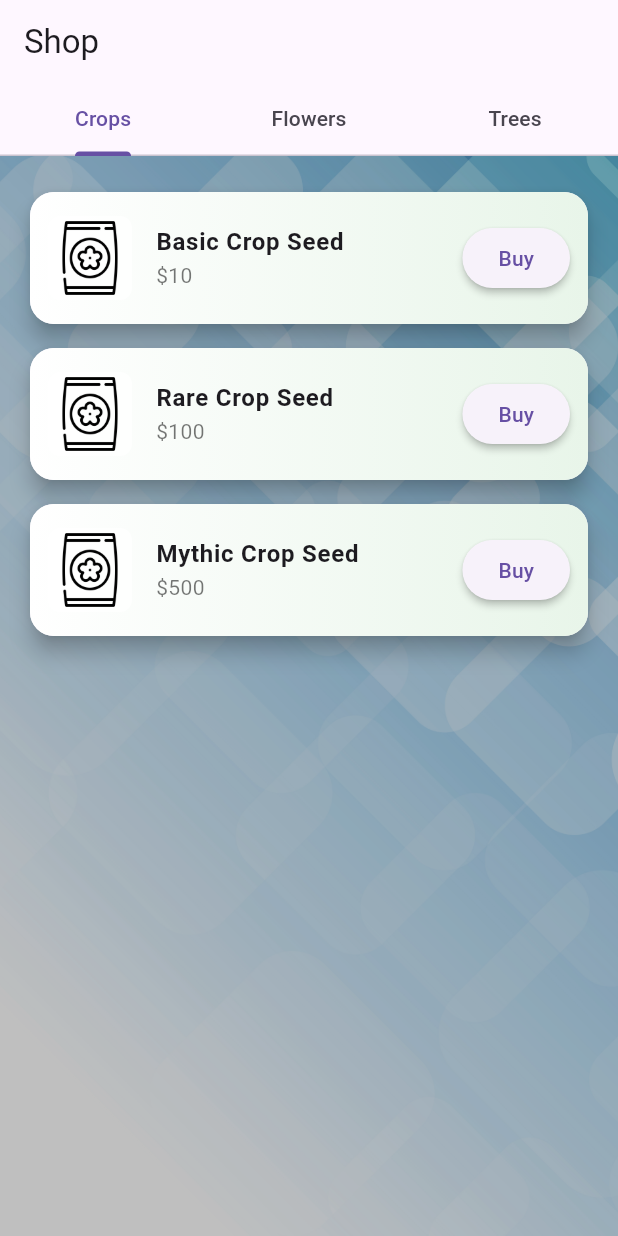
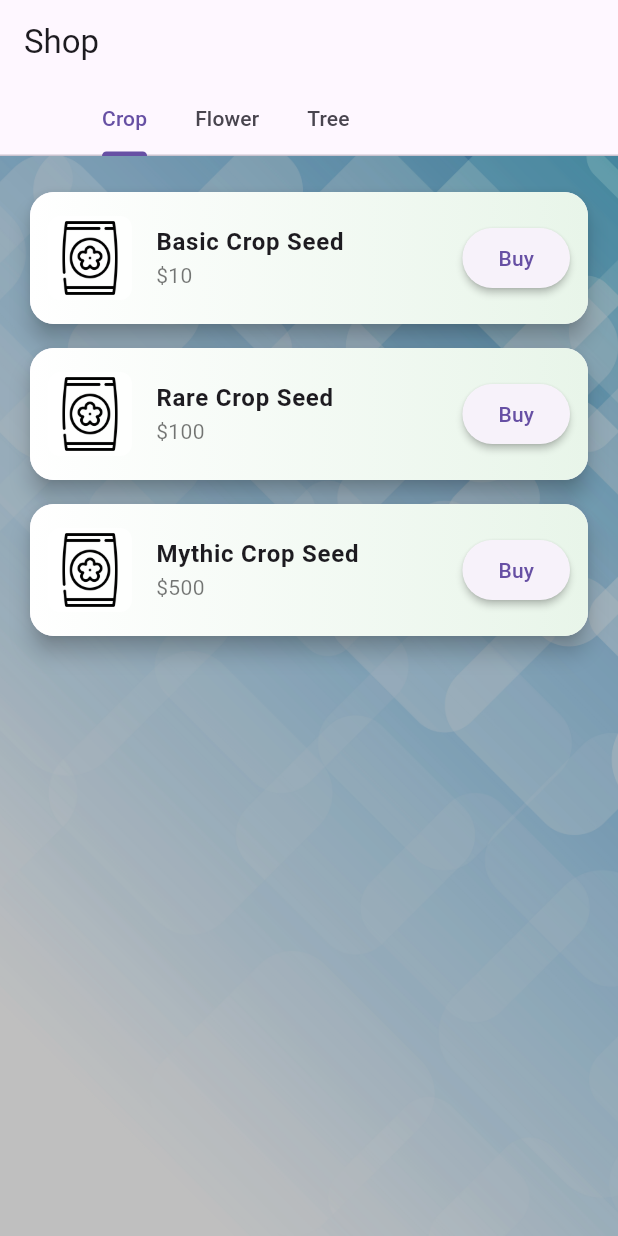
Before and after one commit to phoenixrgarcia/plant_game, a Flutter app: the ShopScreen screen opened directly, on a phone screen of 412 x 824 dp. Run offline on Flutter 3.47's test engine with Material 3 defaults, Android fonts, the light colour scheme and no system bars; our stand-ins replace flutter_riverpod, hive, hive_flutter; missing offline and left inert: dart:ffi, flame, pair; accounts and stored records are empty.

Commit message:
making shop and shop state dynamic

```diff
--- a/lib/components/plants/data/plant_data.dart
+++ b/lib/components/plants/data/plant_data.dart
@@ -38,6 +38,20 @@ class PlantData {
       onHarvest: () => print('Carrot harvested!'),
       onTick: (pot, gsm) => print('Carrot ticked!'),
       persistentEffect: (pot, gsm) => print('Carrot grew!'),
+    ),
+    'Tupil': Plant(
+      name: 'Tulip',
+      type: 'Flower',
+      growthTime: 10,
+      sellPrice: 20,
+      incomeRate: 1,
+      tickRate: 1,
+      rarity: 30,
+      imagePath: 'assets/images/tulip.jpg',
+      spritePath: 'tulip.jpg',
+      onHarvest: () => print('Tulip harvested!'),
+      onTick: (pot, gsm) => print('Tulip ticked!'),
+      persistentEffect: (pot, gsm) => print('Tulip grew!'),
     ),
 
     //Trees
@@ -305,6 +319,8 @@ class PlantData {
     ),
   };
 
+  static final Set<String> plantTypes = _plants.values.map((plant) => plant.type).toSet();
+
   static Plant? getById(String id) => _plants[id];
 
   //not planned to be used, might get removed
@@ -312,12 +328,12 @@ class PlantData {
     _plants[id] = plant;
   }
 
-  static String getWeightedRandom(int seed, {String? classType}) {
+  static String getWeightedRandom(int seed, {String? plantType}) {
     // Implement weighted random selection based on rarity
     final random = Random(seed);
     var plantList = _plants.values.toList();
-    if (classType != null) {
-      plantList = plantList.where((plant) => plant.type == classType).toList();
+    if (plantType != null) {
+      plantList = plantList.where((plant) => plant.type == plantType).toList();
       if (plantList.isEmpty) {
         plantList =
             _plants.values.toList(); // Fallback to all plants if none match
--- a/lib/components/state/game_state.dart
+++ b/lib/components/state/game_state.dart
@@ -2,8 +2,10 @@ import 'package:hive/hive.dart';
 import 'package:plant_game/components/plants/data/inventory_entry.dart';
 import 'package:plant_game/components/plants/plant_instance.dart';
 import 'package:plant_game/components/state/pot_state.dart';
+import 'package:plant_game/components/state/shop_state.dart';
 
 part 'game_state.g.dart';
+
 
 @HiveType(typeId: 0)
 class GameState extends HiveObject {
@@ -22,10 +24,14 @@ class GameState extends HiveObject {
   @HiveField(4)
   int nextShopRandomSeed;
 
+  @HiveField(5)
+  ShopState shopState;
+
   GameState(
       {this.money = 0,
       required this.pots,
       required this.plantInventory,
       this.potCost = 25,
-      this.nextShopRandomSeed = 0});
+      this.nextShopRandomSeed = 0,
+      required this.shopState});
 }
--- /dev/null
+++ b/lib/components/state/shop_state.dart
@@ -0,0 +1,27 @@
+import 'package:hive/hive.dart';
+
+part 'shop_state.g.dart';
+
+@HiveType(typeId: 4)
+class ShopState extends HiveObject {
+  @HiveField(0)
+  Map<String, bool> unlockedPlantTypes;
+
+  @HiveField(1)
+  Map<String, int> seedTierUpgradeLevel;
+
+  @HiveField(2)
+  Map<String, List<int>> seedCostMap;
+
+  ShopState({
+    Map<String, bool>? unlockedPlantTypes,
+    Map<String, int>? seedTierUpgradeLevel,
+    Map<String, List<int>>? seedCostMap,
+  })  : unlockedPlantTypes = unlockedPlantTypes ?? {'Crop': true, 'Tree': true, 'Flower': false},
+        seedTierUpgradeLevel = seedTierUpgradeLevel ?? {'Crop': 2, 'Tree': 2, 'Flower': 2},
+        seedCostMap = seedCostMap ?? {
+          'Crop': [10, 50, 300],
+          'Tree': [40, 200, 1250],
+          'Flower': [20, 100, 600]
+        };
+}
--- a/lib/game_state_manager.dart
+++ b/lib/game_state_manager.dart
@@ -5,6 +5,7 @@ import 'package:plant_game/components/plants/plant_instance.dart';
 import 'package:plant_game/components/state/game_state.dart';
 import 'package:plant_game/components/state/pot_state.dart';
 import 'package:flutter/foundation.dart';
+import 'package:plant_game/components/state/shop_state.dart';
 
 class GameStateManager extends ChangeNotifier {
   // Singleton boilerplate
@@ -25,10 +26,9 @@ class GameStateManager extends ChangeNotifier {
     // Register adapters once
     if (!Hive.isAdapterRegistered(0)) Hive.registerAdapter(GameStateAdapter());
     if (!Hive.isAdapterRegistered(1)) Hive.registerAdapter(PotStateAdapter());
-    if (!Hive.isAdapterRegistered(2))
-      Hive.registerAdapter(InventoryEntryAdapter());
-    if (!Hive.isAdapterRegistered(3))
-      Hive.registerAdapter(PlantInstanceAdapter());
+    if (!Hive.isAdapterRegistered(2)) Hive.registerAdapter(InventoryEntryAdapter());
+    if (!Hive.isAdapterRegistered(3)) Hive.registerAdapter(PlantInstanceAdapter());
+    if (!Hive.isAdapterRegistered(4)) Hive.registerAdapter(ShopStateAdapter());
 
     // Open the Hive box
     _box = await Hive.openBox<GameState>(_boxName);
@@ -47,6 +47,7 @@ class GameStateManager extends ChangeNotifier {
           ],
           potCost: 25.0,
           nextShopRandomSeed: 0,
+          shopState: ShopState(),
         );
   }
 
@@ -75,6 +76,7 @@ class GameStateManager extends ChangeNotifier {
       plantInventory: [],
       potCost: 25,
       nextShopRandomSeed: 0,
+      shopState: ShopState(),
     );
   }
 
--- a/lib/plant_game.dart
+++ b/lib/plant_game.dart
@@ -39,6 +39,12 @@ class PlantGame extends FlameGame with PanDetector, TapCallbacks {
       'giving_tree.png',
       'apple-tree.webp',
       'sprout.png',
+      'ironbark_tree.png',
+      'palm_tree.png',
+      'pine_tree.png',
+      'redwood_tree.png',
+      'sakura_tree.png',
+      'tulip.jpg',
     ]);
 
     final backgroundSprite = await loadSprite('blue_background.jpg');
@@ -67,16 +73,6 @@ class PlantGame extends FlameGame with PanDetector, TapCallbacks {
       paint: Paint()..color = const Color.fromARGB(255, 151, 151, 158),
     );
     camera.viewport.add(headerBar);
-
-    // tick timer that represents when ticks happen
-    // part of header bar
-    // TODO make this size depend on header bar
-    // tickTimer = TickTimer(tickRate: 5.0)
-    //   ..size = Vector2(size.x * 0.3, size.y * 0.05)
-    //   ..position = Vector2(size.x * 0.05, size.y * 0.09)
-    //   ..anchor = Anchor.centerLeft
-    //   ..priority = 100;
-    // camera.viewport.add(tickTimer);
 
     overlays.add('money');
   }
--- a/lib/screens/shop_screen.dart
+++ b/lib/screens/shop_screen.dart
@@ -17,6 +17,8 @@ class ShopScreen extends StatelessWidget {
 
   const ShopScreen({super.key});
 
+  static final Set<String> plantTypes = PlantData.plantTypes;
+
   @override
   Widget build(BuildContext context) {
     return DefaultTabController(
@@ -24,20 +26,13 @@ class ShopScreen extends StatelessWidget {
       child: Scaffold(
         appBar: AppBar(
           title: const Text("Shop"),
-          bottom: const TabBar(
-            tabs: [
-              Tab(text: "Crops"),
-              Tab(text: "Flowers"),
-              Tab(text: "Trees"),
-            ],
+          bottom: TabBar(
+            isScrollable: true,
+            tabs: plantTypes.map((type) => Tab(text: type)).toList(),
           ),
         ),
         body: TabBarView(
-          children: [
-            ShopTab(category: "Crops"),
-            ShopTab(category: "Flowers"),
-            ShopTab(category: "Trees"),
-          ],
+          children: plantTypes.map((type) => ShopTab(category: type)).toList(),
         ),
       ),
     );
@@ -200,21 +195,20 @@ class _ShopItemCard extends StatelessWidget {
   }
 }
 
-// Copy your getItemsForCategory into this file or import it.
 List<Map<String, dynamic>> getItemsForCategory(String category) {
   switch (category) {
-    case "Crops":
+    case "Crop":
       return [
         {"name": "Basic Crop Seed", "price": 10, "image": "assets/images/flower-seed.png"},
         {"name": "Rare Crop Seed", "price": 100, "image": "assets/images/flower-seed.png"},
         {"name": "Mythic Crop Seed", "price": 500, "image": "assets/images/flower-seed.png"},
       ];
-    case "Flowers":
+    case "Flower":
       return [
         {"name": "Basic Flower Seed", "price": 20, "image": "assets/images/flower-seed.png"},
         {"name": "Rare Flower Seed", "price": 200, "image": "assets/images/flower-seed.png"},
       ];
-    case "Trees":
+    case "Tree":
       return [
         {"name": "Basic Tree Seed", "price": 50, "image": "assets/images/flower-seed.png"},
         {"name": "Rare Tree Seed", "price": 500, "image": "assets/images/flower-seed.png"},
--- a/lib/worlds/greenhouse_world.dart
+++ b/lib/worlds/greenhouse_world.dart
@@ -69,81 +69,6 @@ class GreenhouseWorld extends World with HasGameRef<PlantGame> {
     // Additional logic for deselecting a pot
   }
 
-  // void tick() {
-  //   // Iterate through all pots and call their tick method
-
-  //   double deltaMoney = 0; // Reset delta money for this tick
-
-  //   for (var pot in pots) {
-  //     var currentPlant = pot.potState.currentPlant;
-  //     if (currentPlant != null) {
-  //       currentPlant.incrementAge();
-  //       if (currentPlant.currentAge == currentPlant.plantData.growthTime) {
-  //         // Trigger persistent effect on growth completion
-  //         if (currentPlant.plantData.persistentEffect != null) {
-  //           for (var dir
-  //               in PlantAoeMap[currentPlant.plantData.persistentEffectAOE]!) {
-  //             var newRow = pot.potState.row + dir[0];
-  //             var newCol = pot.potState.col + dir[1];
-  //             var neighboringPot = gameStateManager.getPot(newRow, newCol);
-  //             if (neighboringPot == null) continue;
-  //             if (neighboringPot.currentPlant == null) continue;
-  //             currentPlant.plantData.persistentEffect!(
-  //                 neighboringPot, gameStateManager);
-  //           }
-  //         }
-
-  //         //check for other plants with aoe effects that might affect this plant on growth
-  //         for (var otherPot in pots) {
-  //           var otherPlant = otherPot.potState.currentPlant;
-  //           if (otherPlant == null) continue;
-  //           if (!otherPlant.isFullyGrown) continue;
-  //           if (otherPlant.plantData.persistentEffectAOE == 'none') continue;
-
-  //           for (var dir
-  //               in PlantAoeMap[otherPlant.plantData.persistentEffectAOE]!) {
-  //             var affectedRow = otherPot.potState.row + dir[0];
-  //             var affectedCol = otherPot.potState.col + dir[1];
-  //             if (affectedRow == pot.potState.row &&
-  //                 affectedCol == pot.potState.col &&
-  //                 otherPlant.plantData.persistentEffect != null) {
-  //               // This plant is affected by the other plant's AOE effect
-  //               otherPlant.plantData.persistentEffect!(
-  //                   pot.potState, gameStateManager);
-  //             }
-  //           }
-  //         }
-  //       }
-  //     }
-  //   }
-
-  //   for (var pot in gardenPots) {
-  //     var currentPlant = pot.potState.currentPlant;
-  //     if (currentPlant != null) {
-  //       // If the plant is fully grown
-  //       if (currentPlant.isFullyGrown) {
-  //         currentPlant.plantData.onTick(pot.potState, gameStateManager);
-
-  //         // Add money for tick
-  //         num currIncome =
-  //             currentPlant.plantData.incomeRate + currentPlant.addBonus;
-  //         currIncome = currIncome * (1 + currentPlant.multBonus);
-  //         currIncome = pow(currIncome, 1 + currentPlant.exponentialBonus);
-  //         currIncome = currIncome + currentPlant.flatBonus;
-  //         print(
-  //             "Plant at (${pot.potState.row}, ${pot.potState.col}) generated income: $currIncome}");
-  //         deltaMoney += currIncome;
-  //       }
-  //     }
-  //   }
-
-  //   // Update the game state with the new money value
-  //   if (deltaMoney != 0) {
-  //     gameStateManager.mutateMoney(deltaMoney);
-  //   }
-  //   gameStateManager.notify(); // Notify listeners of state change
-  // }
-
   void tickPot(PotState potState) {
     double deltaMoney = 0; // Reset delta money for this tick
 
@@ -201,8 +126,8 @@ class GreenhouseWorld extends World with HasGameRef<PlantGame> {
       currIncome = currIncome * (1 + potState.currentPlant!.multBonus);
       currIncome = pow(currIncome, 1 + potState.currentPlant!.exponentialBonus);
       currIncome = currIncome + potState.currentPlant!.flatBonus;
-      print(
-          "Plant at (${potState.row}, ${potState.col}) generated income: $currIncome}");
+      currIncome = currIncome * (1 + 0.1 * (potState.currentPlant!.tier - 1));
+      print('Income for ${potState.currentPlant!.plantData.name}: $currIncome');
       deltaMoney += currIncome;
     }
 
```
Also changed, not shown: lib/components/plants/plant_instance.g.dart, lib/components/state/game_state.g.dart, lib/components/state/shop_state.g.dart (added).
